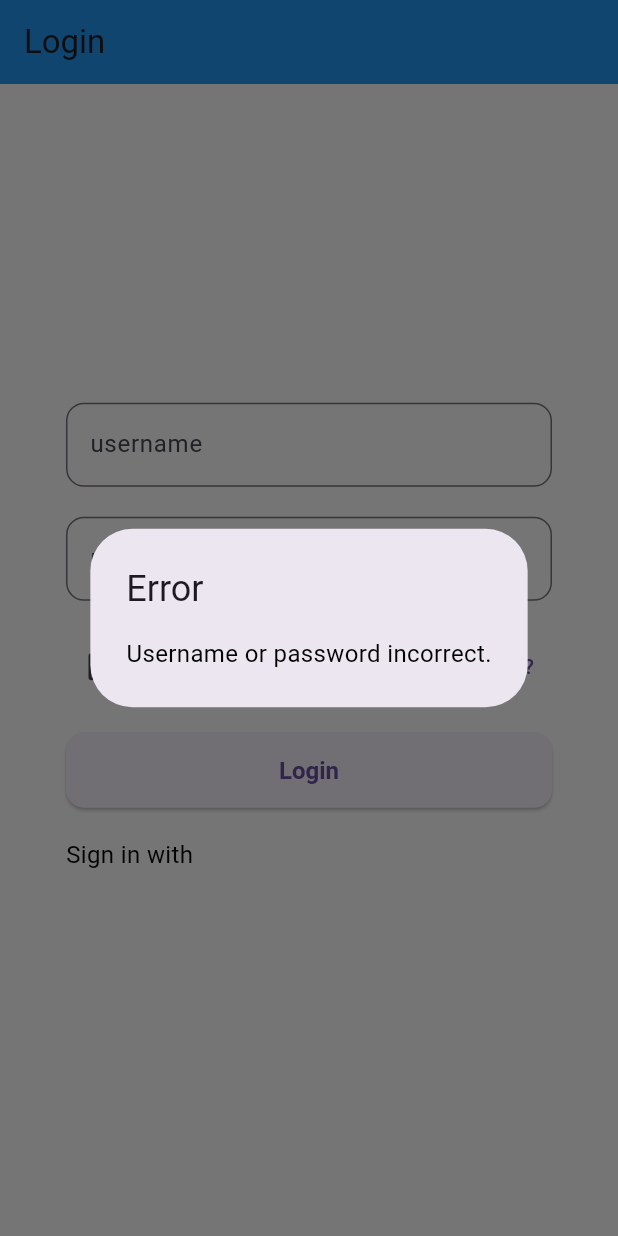
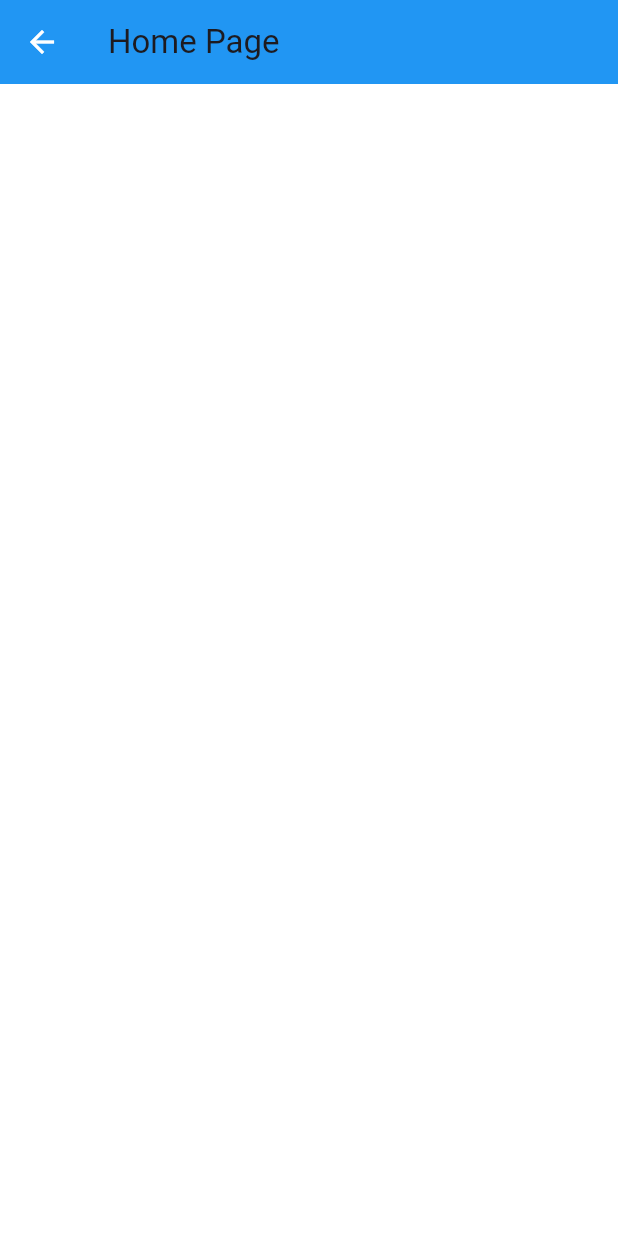
Before and after one commit to AndersonParra01/FrontEnd-wallet-wise, a Flutter app: the screen it shows after launch, after a tap on "Login", on a phone screen of 412 x 824 dp. Run offline on Flutter 3.47's test engine with Material 3 defaults, Android fonts, the phone set to English and light mode, and no system bars.

Commit message:
add plugin for web

```diff
--- a/lib/config/routes.dart
+++ b/lib/config/routes.dart
@@ -1,4 +1,15 @@
+import 'package:flutter/material.dart';
+import 'package:wallet_wise_app/presentation/pages/home.dart';
+import 'package:wallet_wise_app/presentation/pages/login.dart';
+
 class Routes {
   static const String login = '/login';
-  static const String customer = '/customer';
+  static const String home = '/home';
+
+  static Map<String, WidgetBuilder> get routes {
+    return {
+      login: (context) => loginPage(),
+      home: (context) => homePage(),
+    };
+  }
 }
--- a/lib/main.dart
+++ b/lib/main.dart
@@ -1,9 +1,10 @@
 import 'package:flutter/material.dart';
-import 'package:wallet_wise_app/presentation/pages/login.dart';
+import 'package:flutter_web_plugins/flutter_web_plugins.dart';
 import 'config/routes.dart';
 import 'config/themes.dart';
 
 void main() {
+  usePathUrlStrategy();
   runApp(MyApp());
 }
 
@@ -12,9 +13,8 @@ class MyApp extends StatelessWidget {
   Widget build(BuildContext context) {
     return MaterialApp(
       title: 'Wallet wise',
-      initialRoute:
-          Routes.login, // Initial route to be displayed when the app starts
-      routes: {Routes.login: (context) => login()},
+      initialRoute: Routes.login,
+      routes: Routes.routes,
       theme: AppThemes.lightTheme,
       debugShowCheckedModeBanner: false,
     );
--- a/lib/presentation/pages/home.dart
+++ b/lib/presentation/pages/home.dart
@@ -0,0 +1,17 @@
+import 'package:flutter/material.dart';
+
+class homePage extends StatefulWidget {
+  @override
+  State<homePage> createState() => _homeState();
+}
+
+class _homeState extends State<homePage> {
+  @override
+  Widget build(BuildContext context) {
+    return Scaffold(
+      appBar: AppBar(
+        title: Text('Home Page'),
+      ),
+    );
+  }
+}
--- a/lib/presentation/pages/login.dart
+++ b/lib/presentation/pages/login.dart
@@ -1,11 +1,12 @@
 import 'package:flutter/material.dart';
+import 'package:wallet_wise_app/presentation/pages/home.dart';
 
-class login extends StatefulWidget {
+class loginPage extends StatefulWidget {
   @override
   _loginState createState() => _loginState();
 }
 
-class _loginState extends State<login> {
+class _loginState extends State<loginPage> {
   final _username = TextEditingController();
   final _password = TextEditingController();
   bool _rememberMe = false;
@@ -13,27 +14,40 @@ class _loginState extends State<login> {
   @override
   Widget build(BuildContext context) {
     return Scaffold(
-      appBar: AppBar(
+      /* appBar: AppBar(
         title: Text('Login'),
-      ),
+      ), */
       body: Center(
         child: SingleChildScrollView(
-          padding: const EdgeInsets.symmetric(horizontal: 24.0),
+          padding: const EdgeInsets.symmetric(horizontal: 0),
           child: Column(
             mainAxisAlignment: MainAxisAlignment.center,
             children: [
               Container(
                 width: double.infinity,
                 decoration: BoxDecoration(
-                  color: Colors.white,
+                  color: Colors.white60,
                   borderRadius: BorderRadius.vertical(
                     bottom: Radius.circular(40),
+                    top: Radius.circular(40),
                   ),
                 ),
                 padding: EdgeInsets.symmetric(horizontal: 20, vertical: 20),
                 child: Column(
                   crossAxisAlignment: CrossAxisAlignment.start,
                   children: [
+                    Row(
+                      mainAxisAlignment: MainAxisAlignment.center,
+                      children: [
+                        Text(
+                          'Welcome',
+                          style: TextStyle(
+                              fontSize: 24, fontWeight: FontWeight.bold),
+                          textAlign: TextAlign.center,
+                        ),
+                      ],
+                    ),
+                    SizedBox(height: 20),
                     TextField(
                       controller: _username,
                       decoration: InputDecoration(
@@ -76,16 +90,17 @@ class _loginState extends State<login> {
                       ],
                     ),
                     const SizedBox(height: 20),
-                    ElevatedButton(
+                    ElevatedButton.icon(
+                      iconAlignment: IconAlignment.end,
+                      icon: const Icon(Icons.login),
                       onPressed: () {
                         String username = _username.text;
                         String password = _password.text;
                         print(
                             'username: ' + username + ' password: ' + password);
                         // Si la autenticación es exitosa, navegas a otro lugar
-                        if (username == 'admin' && password == 'password') {
-                          /*   Navigator.pushReplacement(context,
-                      MaterialPageRoute(builder: (context) => HomePage())); */
+                        Navigator.pushNamed(context, '/home');
+                        /* if (username == 'admin' && password == 'password') {
                           print('Autenticacion exitosa!');
                         } else {
                           // Mostrar un mensaje de error
@@ -96,14 +111,14 @@ class _loginState extends State<login> {
                               content: Text('Username or password incorrect.'),
                             ),
                           );
-                        }
+                        } */
                       },
                       style: ElevatedButton.styleFrom(
                           minimumSize: Size(double.infinity, 50),
                           shape: RoundedRectangleBorder(
                             borderRadius: BorderRadius.circular(12),
                           )),
-                      child: Text('Login'),
+                      label: Text('Login'),
                     ),
                     const SizedBox(
                       height: 20,
```
Also changed, not shown: pubspec.yaml (+7 -30 lines), pubspec.lock, 5 other files.
